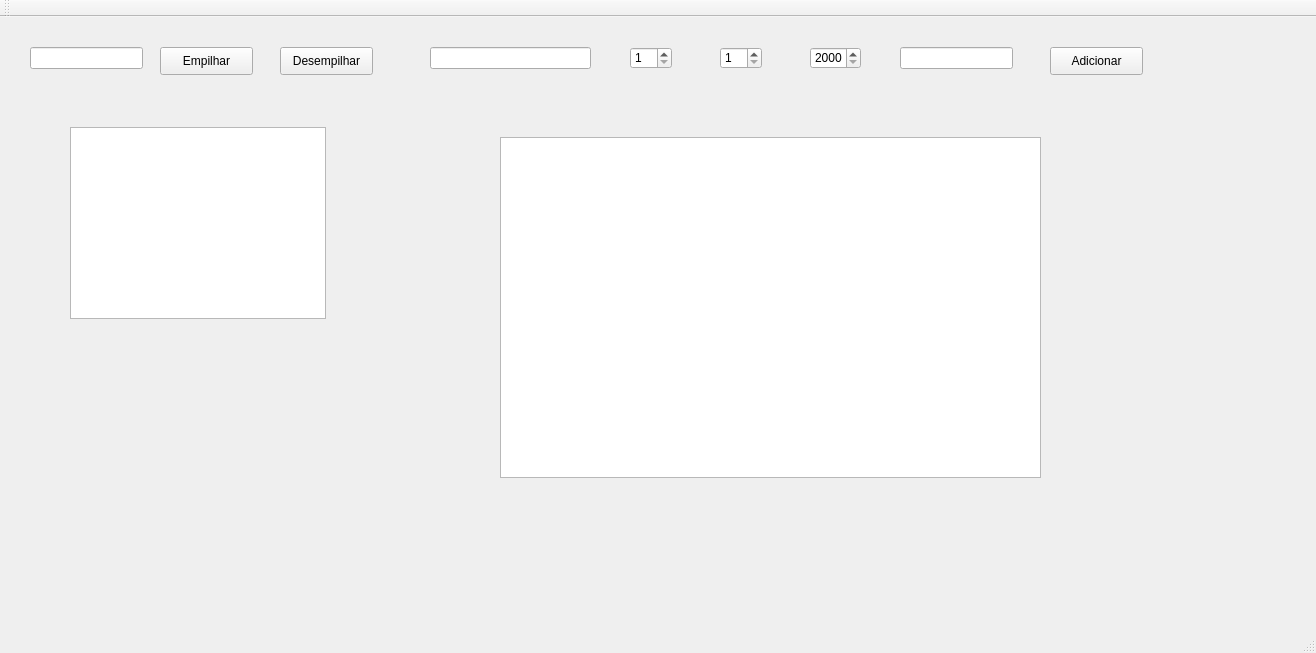
Qt form mainwindow.ui (IgorSantosSouza/agenda-de-compromissos) before a commit.
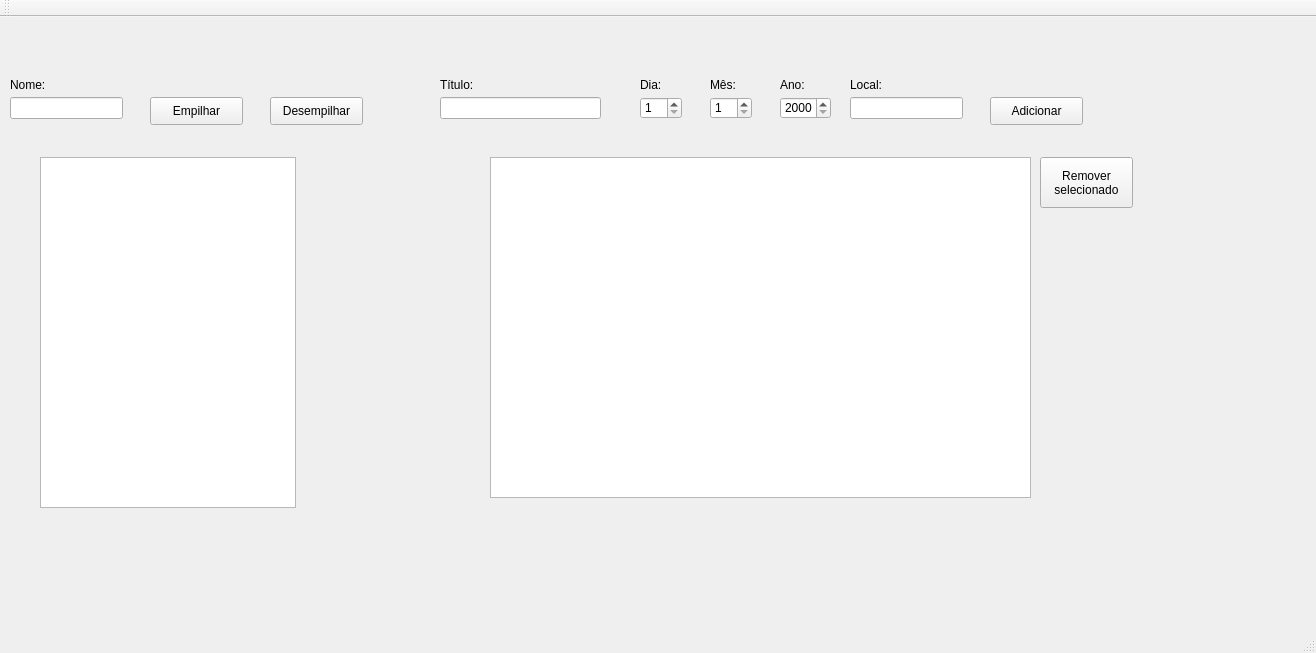
The same form after that commit.

The edit to the form file:
```diff
--- a/mainwindow.ui
+++ b/mainwindow.ui
@@ -17,8 +17,8 @@
    <widget class="QPushButton" name="btnEmpilhar">
     <property name="geometry">
      <rect>
-      <x>160</x>
-      <y>30</y>
+      <x>150</x>
+      <y>80</y>
       <width>93</width>
       <height>28</height>
      </rect>
@@ -30,8 +30,8 @@
    <widget class="QLineEdit" name="edtPessoa">
     <property name="geometry">
      <rect>
-      <x>30</x>
-      <y>30</y>
+      <x>10</x>
+      <y>80</y>
       <width>113</width>
       <height>22</height>
      </rect>
@@ -40,8 +40,8 @@
    <widget class="QLineEdit" name="edtTitulo">
     <property name="geometry">
      <rect>
-      <x>430</x>
-      <y>30</y>
+      <x>440</x>
+      <y>80</y>
       <width>161</width>
       <height>22</height>
      </rect>
@@ -50,8 +50,8 @@
    <widget class="QSpinBox" name="edtDia">
     <property name="geometry">
      <rect>
-      <x>630</x>
-      <y>30</y>
+      <x>640</x>
+      <y>80</y>
       <width>42</width>
       <height>22</height>
      </rect>
@@ -66,8 +66,8 @@
    <widget class="QSpinBox" name="edtMes">
     <property name="geometry">
      <rect>
-      <x>720</x>
-      <y>30</y>
+      <x>710</x>
+      <y>80</y>
       <width>42</width>
       <height>22</height>
      </rect>
@@ -82,8 +82,8 @@
    <widget class="QPushButton" name="pushButton_2">
     <property name="geometry">
      <rect>
-      <x>280</x>
-      <y>30</y>
+      <x>270</x>
+      <y>80</y>
       <width>93</width>
       <height>28</height>
      </rect>
@@ -95,8 +95,8 @@
    <widget class="QSpinBox" name="edtAno">
     <property name="geometry">
      <rect>
-      <x>810</x>
-      <y>30</y>
+      <x>780</x>
+      <y>80</y>
       <width>51</width>
       <height>22</height>
      </rect>
@@ -111,8 +111,8 @@
    <widget class="QLineEdit" name="edtLocal">
     <property name="geometry">
      <rect>
-      <x>900</x>
-      <y>30</y>
+      <x>850</x>
+      <y>80</y>
       <width>113</width>
       <height>22</height>
      </rect>
@@ -121,18 +121,18 @@
    <widget class="QListWidget" name="listWidget">
     <property name="geometry">
      <rect>
-      <x>70</x>
-      <y>110</y>
+      <x>40</x>
+      <y>140</y>
       <width>256</width>
-      <height>192</height>
+      <height>351</height>
      </rect>
     </property>
    </widget>
    <widget class="QPushButton" name="btnAdicionar">
     <property name="geometry">
      <rect>
-      <x>1050</x>
-      <y>30</y>
+      <x>990</x>
+      <y>80</y>
       <width>93</width>
       <height>28</height>
      </rect>
@@ -144,13 +144,105 @@
    <widget class="QListWidget" name="compList">
     <property name="geometry">
      <rect>
-      <x>500</x>
-      <y>120</y>
+      <x>490</x>
+      <y>140</y>
       <width>541</width>
       <height>341</height>
      </rect>
     </property>
    </widget>
+   <widget class="QLabel" name="label">
+    <property name="geometry">
+     <rect>
+      <x>10</x>
+      <y>60</y>
+      <width>55</width>
+      <height>16</height>
+     </rect>
+    </property>
+    <property name="text">
+     <string>Nome:</string>
+    </property>
+   </widget>
+   <widget class="QLabel" name="label_2">
+    <property name="geometry">
+     <rect>
+      <x>440</x>
+      <y>60</y>
+      <width>55</width>
+      <height>16</height>
+     </rect>
+    </property>
+    <property name="text">
+     <string>Título:</string>
+    </property>
+   </widget>
+   <widget class="QLabel" name="label_3">
+    <property name="geometry">
+     <rect>
+      <x>640</x>
+      <y>60</y>
+      <width>31</width>
+      <height>16</height>
+     </rect>
+    </property>
+    <property name="text">
+     <string>Dia:</string>
+    </property>
+   </widget>
+   <widget class="QLabel" name="label_4">
+    <property name="geometry">
+     <rect>
+      <x>710</x>
+      <y>60</y>
+      <width>31</width>
+      <height>16</height>
+     </rect>
+    </property>
+    <property name="text">
+     <string>Mês:</string>
+    </property>
+   </widget>
+   <widget class="QLabel" name="label_5">
+    <property name="geometry">
+     <rect>
+      <x>780</x>
+      <y>60</y>
+      <width>31</width>
+      <height>16</height>
+     </rect>
+    </property>
+    <property name="text">
+     <string>Ano:</string>
+    </property>
+   </widget>
+   <widget class="QLabel" name="label_6">
+    <property name="geometry">
+     <rect>
+      <x>850</x>
+      <y>60</y>
+      <width>41</width>
+      <height>16</height>
+     </rect>
+    </property>
+    <property name="text">
+     <string>Local:</string>
+    </property>
+   </widget>
+   <widget class="QPushButton" name="pushButton">
+    <property name="geometry">
+     <rect>
+      <x>1040</x>
+      <y>140</y>
+      <width>93</width>
+      <height>51</height>
+     </rect>
+    </property>
+    <property name="text">
+     <string>Remover
+selecionado</string>
+    </property>
+   </widget>
   </widget>
   <widget class="QMenuBar" name="menuBar">
    <property name="geometry">
```
